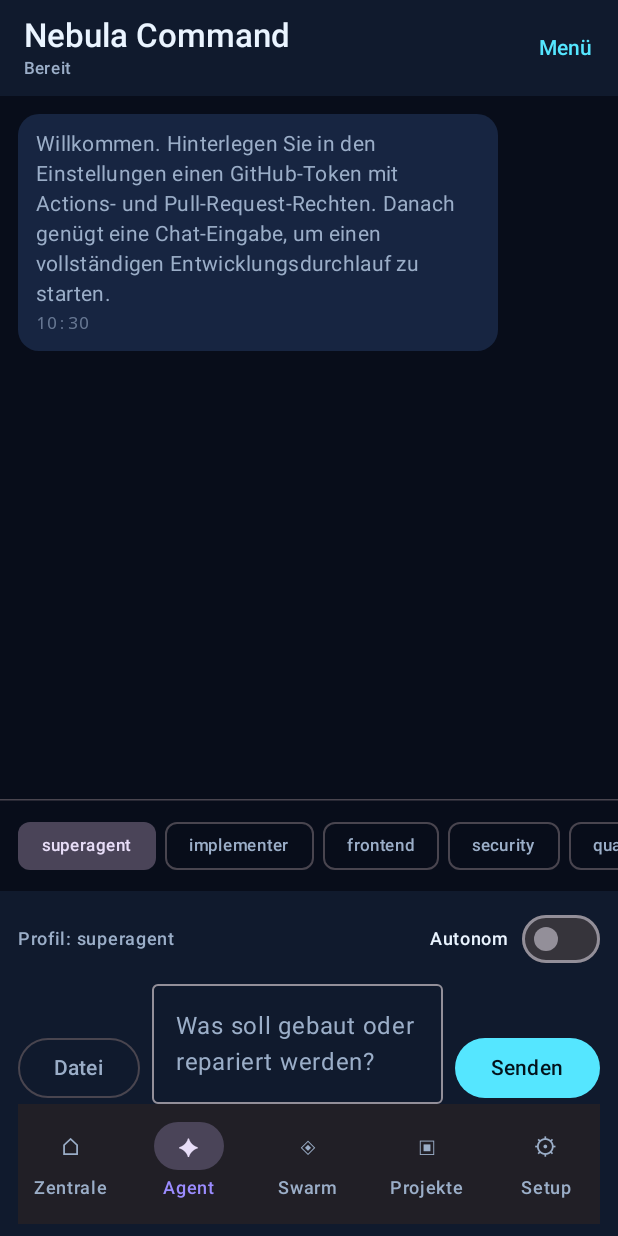
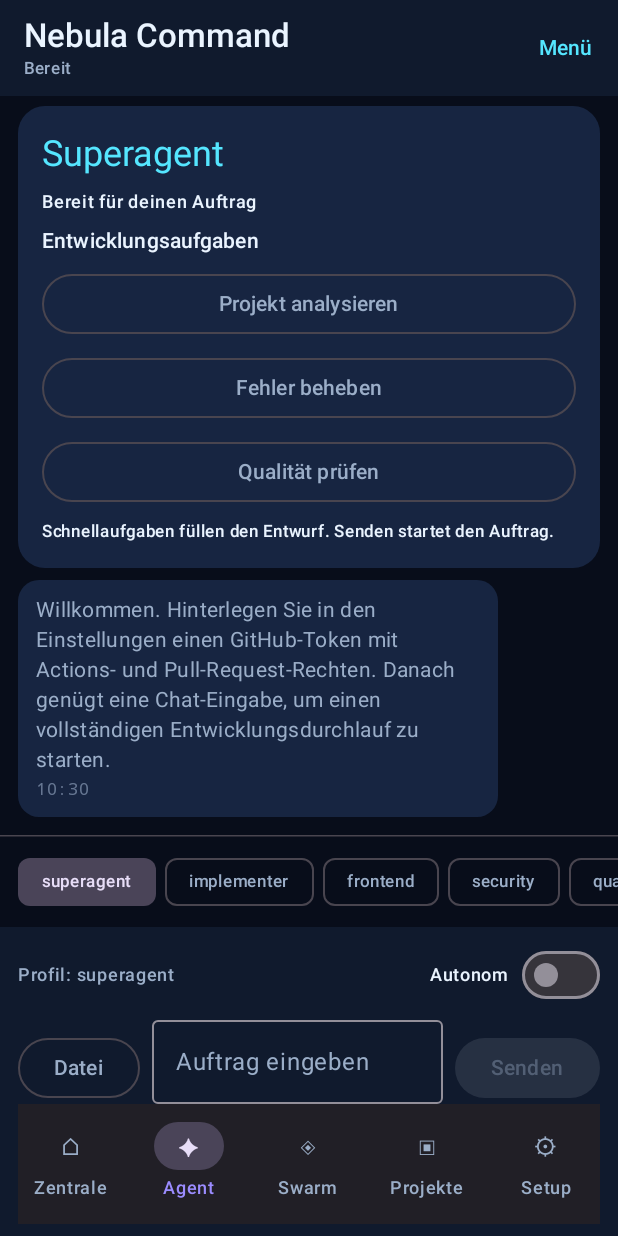
Before and after one commit to niknight1403/openhands-devbox, an Android app built with Jetpack Compose: the screen it shows after launch (MainActivity), after a tap on "01 SUPERAGENT CHAT", on a phone screen of 412 x 824 dp. Run offline under Robolectric (Android 15) with nearby library versions, the phone set to English and light mode, and no system bars; pictures from the network do not load.

Commit message:
feat(android): add Superagent task controls and compact composer

```diff
--- a/android/app/src/main/java/dev/openhands/devbox/ui/ChatScreen.kt
+++ b/android/app/src/main/java/dev/openhands/devbox/ui/ChatScreen.kt
@@ -90,7 +90,7 @@ fun ChatScreen(
     val uriHandler = LocalUriHandler.current
 
     LaunchedEffect(messages.size) {
-        if (messages.isNotEmpty()) listState.animateScrollToItem(messages.size - 1)
+        if (messages.isNotEmpty()) listState.animateScrollToItem(messages.size)
     }
 
     Scaffold(
@@ -179,7 +179,7 @@ fun ChatScreen(
                         modifier = Modifier
                             .weight(1f)
                             .heightIn(min = 56.dp, max = 160.dp),
-                        placeholder = { Text("Was soll gebaut oder repariert werden?") },
+                        placeholder = { Text("Auftrag eingeben") },
                         keyboardOptions = KeyboardOptions(imeAction = ImeAction.Send),
                         maxLines = 5,
                     )
@@ -188,6 +188,7 @@ fun ChatScreen(
                         OutlinedButton(onClick = onStop) { Text("Stop") }
                     } else {
                         Button(
+                            enabled = draft.isNotBlank(),
                             onClick = {
                                 if (draft.isNotBlank()) {
                                     onSend(draft)
@@ -220,6 +221,28 @@ fun ChatScreen(
                 contentPadding = androidx.compose.foundation.layout.PaddingValues(12.dp),
                 verticalArrangement = Arrangement.spacedBy(8.dp),
             ) {
+                item(key = "superagent-controls") {
+                    Column(
+                        modifier = Modifier.fillMaxWidth().background(MaterialTheme.colorScheme.surfaceVariant, RoundedCornerShape(18.dp)).padding(16.dp),
+                        verticalArrangement = Arrangement.spacedBy(8.dp),
+                    ) {
+                        Text("Superagent", style = MaterialTheme.typography.headlineSmall, color = MaterialTheme.colorScheme.primary)
+                        Text(if (busy) "Auftrag läuft" else "Bereit für deinen Auftrag", style = MaterialTheme.typography.labelMedium)
+                        Text("Entwicklungsaufgaben", style = MaterialTheme.typography.titleSmall)
+                        listOf(
+                            "Projekt analysieren" to "Analysiere das aktive Projekt und priorisiere konkrete Verbesserungen.",
+                            "Fehler beheben" to "Untersuche reproduzierbare Fehler, behebe sie und ergänze Tests.",
+                            "Qualität prüfen" to "Prüfe Build, Tests, Sicherheit und dokumentiere offene Blocker."
+                        ).forEach { (label, prompt) ->
+                            OutlinedButton(
+                                onClick = { draft = prompt },
+                                enabled = !busy,
+                                modifier = Modifier.fillMaxWidth(),
+                            ) { Text(label) }
+                        }
+                        Text("Schnellaufgaben füllen den Entwurf. Senden startet den Auftrag.", style = MaterialTheme.typography.labelSmall)
+                    }
+                }
                 items(messages, key = { it.id }) { message ->
                     MessageBubble(message, onOpen = { url -> uriHandler.openUri(url) }, onMerge = onMerge)
                 }
```
